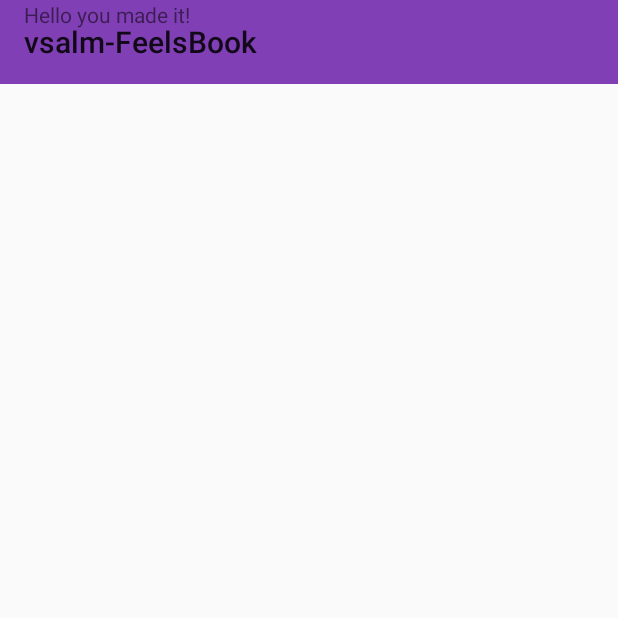
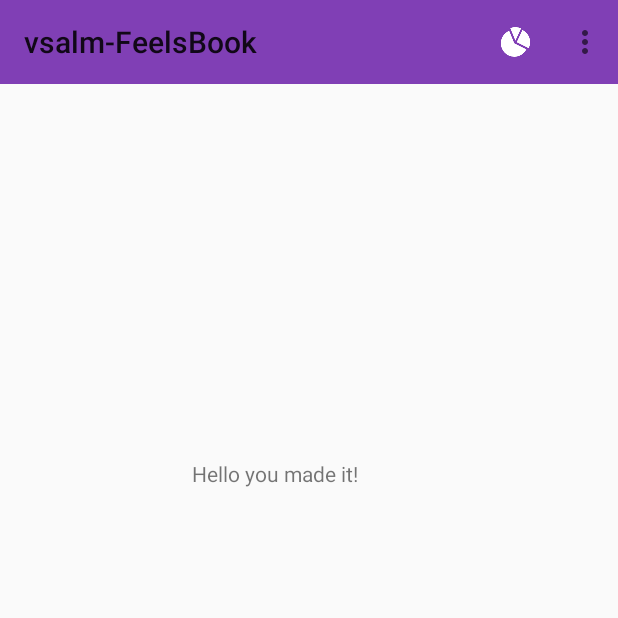
Before and after one commit to VeronicaSalm/vsalm-FeelsBook, an Android app: the screen it shows after launch (ViewEmotionActivity), after a tap on an icon or button, on a phone screen of 412 x 824 dp, the top half of it. Run offline under Robolectric (Android 15) with nearby library versions, the phone set to English and light mode, and no system bars.

Commit message:
Working version

```diff
--- a/app/src/main/java/com/example/veronica/vsalm_feelsbook/ViewEmotionActivity.java
+++ b/app/src/main/java/com/example/veronica/vsalm_feelsbook/ViewEmotionActivity.java
@@ -4,6 +4,8 @@ import android.content.Intent;
 import android.support.v7.app.AppCompatActivity;
 import android.os.Bundle;
 import android.support.v7.widget.Toolbar;
+import android.view.Menu;
+import android.view.MenuInflater;
 import android.widget.TextView;
 
 public class ViewEmotionActivity extends AppCompatActivity {
@@ -22,6 +24,13 @@ public class ViewEmotionActivity extends AppCompatActivity {
         viewEmotionText.setText("Hello you made it!");
     }
 
+    @Override
+    public boolean onCreateOptionsMenu(Menu menu) {
+        MenuInflater inflater = getMenuInflater();
+        inflater.inflate(R.menu.main_menu, menu);
+        return true;
+    }
+
     // Get the Intent that started this activity and extract the string
 //    Intent intent = getIntent();
 //    String message = intent.getStringExtra(MainActivity.EXTRA_MESSAGE);
--- a/app/src/main/res/layout/activity_view_emotion.xml
+++ b/app/src/main/res/layout/activity_view_emotion.xml
@@ -20,12 +20,17 @@
         android:id="@+id/viewEmotionText"
         android:layout_width="0dp"
         android:layout_height="wrap_content"
-        android:layout_marginEnd="16dp"
-        android:layout_marginLeft="16dp"
-        android:layout_marginRight="16dp"
-        android:layout_marginStart="16dp"
+        android:layout_marginBottom="250dp"
+        android:layout_marginEnd="128dp"
+        android:layout_marginLeft="128dp"
+        android:layout_marginRight="128dp"
+        android:layout_marginStart="128dp"
+        android:layout_marginTop="250dp"
         android:text="View Emotion Text"
+        app:layout_constraintBottom_toBottomOf="parent"
         app:layout_constraintEnd_toEndOf="parent"
+        app:layout_constraintHorizontal_bias="1.0"
         app:layout_constraintStart_toStartOf="parent"
-        tools:layout_editor_absoluteY="55dp" />
+        app:layout_constraintTop_toBottomOf="@+id/toolbar"
+        app:layout_constraintVertical_bias="0.0" />
 </android.support.constraint.ConstraintLayout>
--- a/app/src/main/res/menu/main_menu.xml
+++ b/app/src/main/res/menu/main_menu.xml
@@ -15,6 +15,6 @@
         android:icon="@drawable/ic_action_book"
         android:orderInCategory="100"
         android:title="@string/history_menu"
-        app:showAsAction="always"
+        app:showAsAction=""
         android:tint="@android:color/white"/>
 </menu>
```
Also changed, not shown: app/src/main/java/com/example/veronica/vsalm_feelsbook/ViewHistoryActivity.java (+41 -0 lines), 3 other files.
